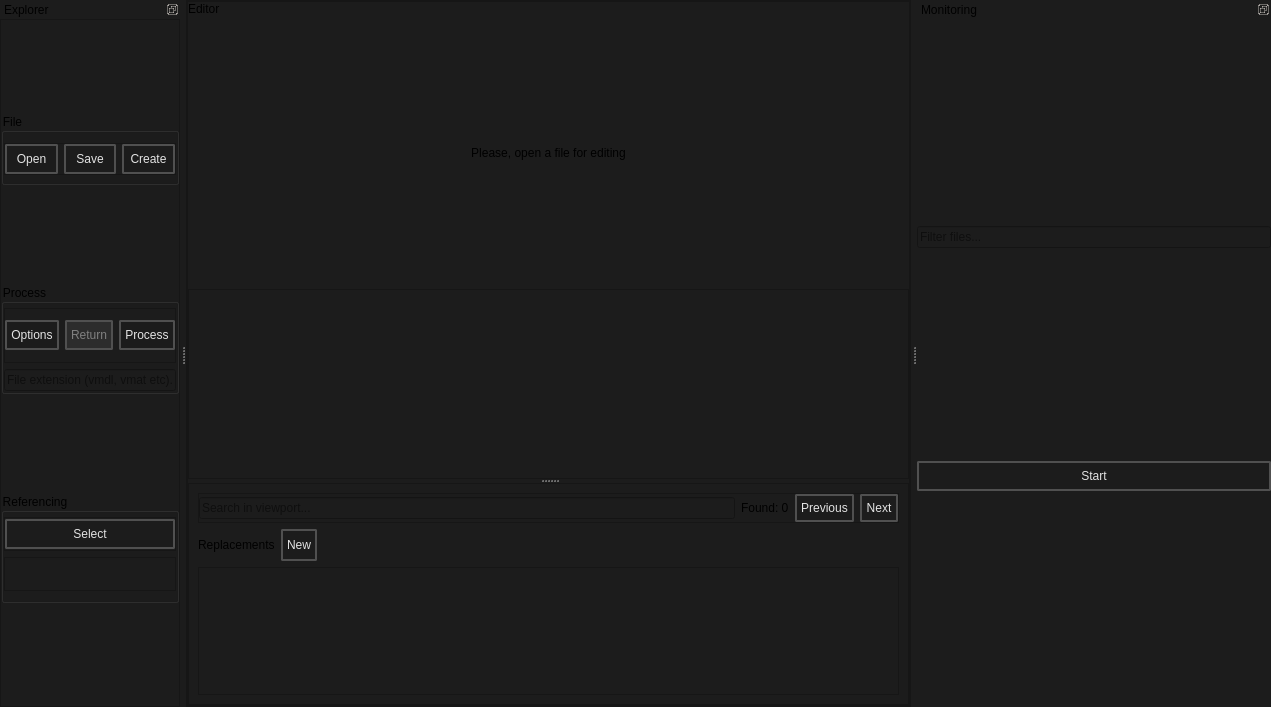
First picture: the form in src/batch_creator/main.ui, repository dertwist/Hammer5Tools, before the edit.
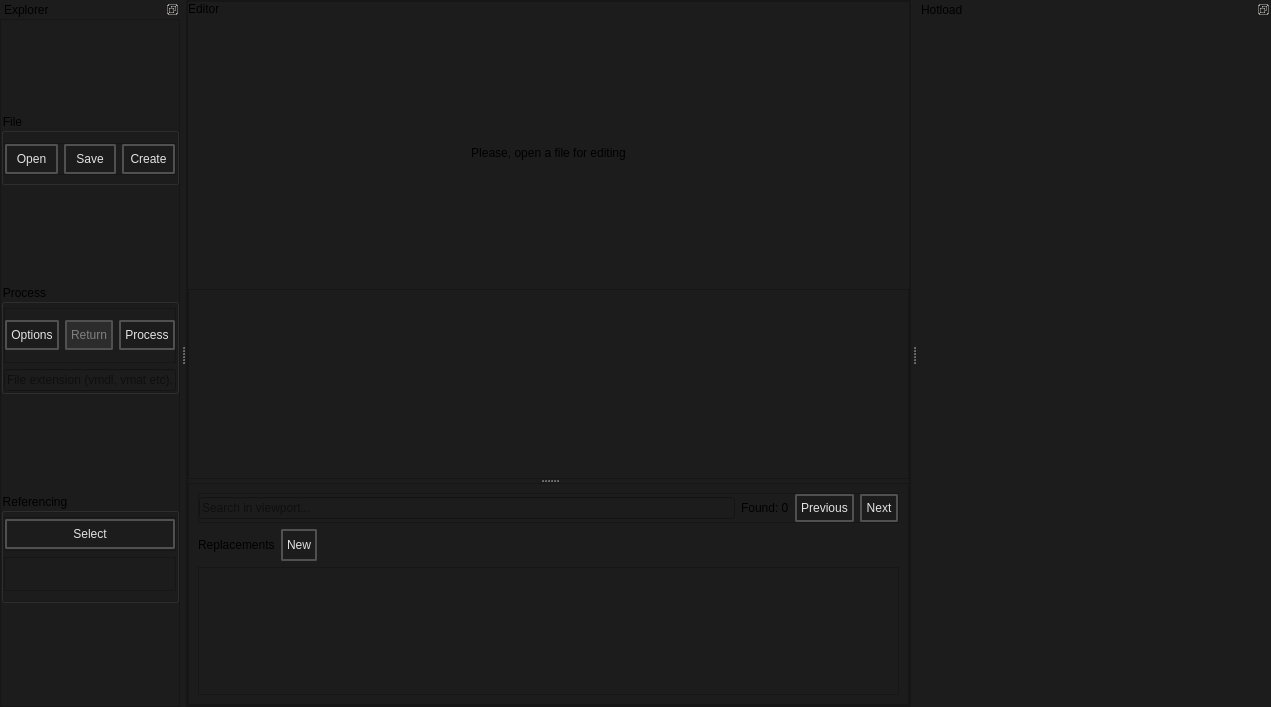
Second picture: the form after the edit. Icons and pictures are not drawn.

Commit message: batch creator removed toggle button and removed filter

The edit to the form file:
```diff
--- a/src/batch_creator/main.ui
+++ b/src/batch_creator/main.ui
@@ -1167,7 +1167,7 @@
     <set>QDockWidget::DockWidgetFeature::DockWidgetFloatable|QDockWidget::DockWidgetFeature::DockWidgetMovable</set>
    </property>
    <property name="windowTitle">
-    <string>Monitoring</string>
+    <string>Hotload</string>
    </property>
    <attribute name="dockWidgetArea">
     <number>2</number>
@@ -1186,70 +1186,6 @@
      <item>
       <layout class="QVBoxLayout" name="monitoring_content"/>
      </item>
-     <item>
-      <widget class="QLineEdit" name="monitoring_searchbar">
-       <property name="placeholderText">
-        <string>Filter files...</string>
-       </property>
-      </widget>
-     </item>
-     <item>
-      <widget class="QPushButton" name="monitoring_start_toggle_button">
-       <property name="minimumSize">
-        <size>
-         <width>0</width>
-         <height>18</height>
-        </size>
-       </property>
-       <property name="styleSheet">
-        <string notr="true">    QPushButton {
-
-        font: 580 9pt &quot;Segoe UI&quot;;
-	
-
-        border: 2px solid black;
-        border-radius: 2px;
-        border-color: rgba(80, 80, 80, 255);
-        height:22px;
-        padding-top: 2px;
-        padding-bottom:2px;
-        padding-left: 4px;
-        padding-right: 4px;
-        color: #E3E3E3;
-        background-color: #1C1C1C;
-    }
-    QPushButton:hover {
-        background-color: #414956;
-        color: white;
-    }
-    QPushButton:pressed {
-        background-color: red;
-        background-color: #1C1C1C;
-        margin: 1 px;
-        margin-left: 2px;
-        margin-right: 2px;
-
-    }
-QPushButton:disabled {
-color: gray;
- background-color: #2C2C2C;
-}</string>
-       </property>
-       <property name="text">
-        <string>Start</string>
-       </property>
-       <property name="icon">
-        <iconset resource="../resources.qrc">
-         <normaloff>:/valve_common/icons/tools/common/control_play.png</normaloff>:/valve_common/icons/tools/common/control_play.png</iconset>
-       </property>
-       <property name="iconSize">
-        <size>
-         <width>20</width>
-         <height>20</height>
-        </size>
-       </property>
-      </widget>
-     </item>
     </layout>
    </widget>
   </widget>
```
The commit also changes 2 other files.
